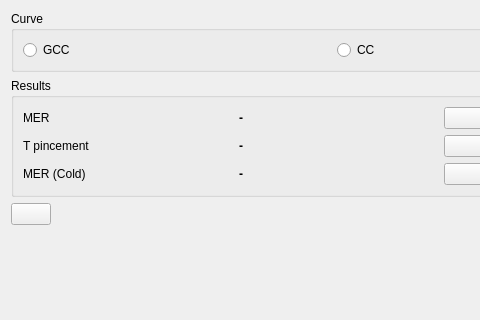
lmoresco/OpenModelica, file OMOptim/GUI/Widgets/WidgetCCPlot.ui: the form before one commit; both pictures show x 0 to 480 and y 0 to 320 of the 667 by 546 pixel window.
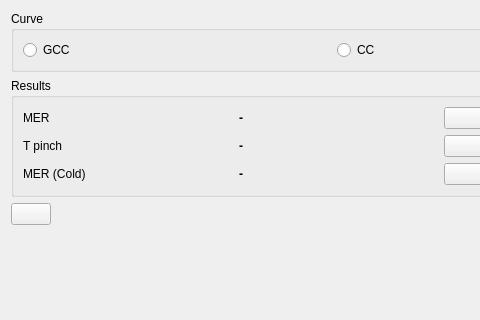
The form after the commit. Icons and pictures are not drawn.

The edit to the form file:
```diff
--- a/OMOptim/GUI/Widgets/WidgetCCPlot.ui
+++ b/OMOptim/GUI/Widgets/WidgetCCPlot.ui
@@ -163,7 +163,7 @@
         <item row="1" column="0">
          <widget class="QLabel" name="label_2">
           <property name="text">
-           <string>T pincement</string>
+           <string>T pinch</string>
           </property>
          </widget>
         </item>
```
Left out of the diff: 4 changed lines with no effect on the pictures.
